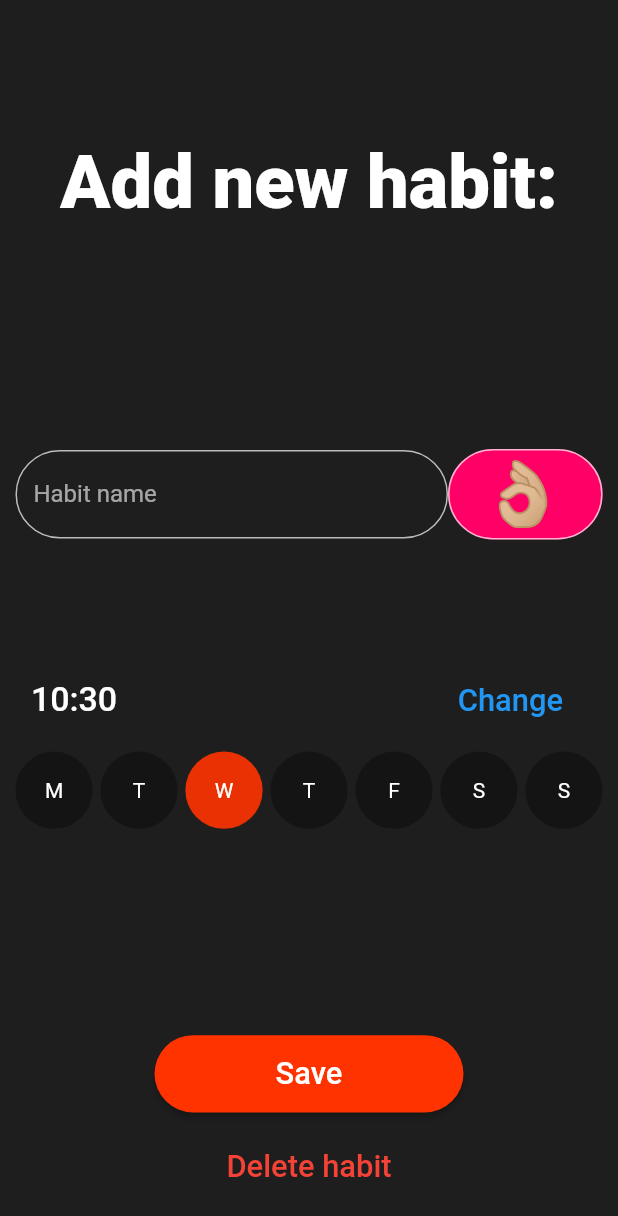
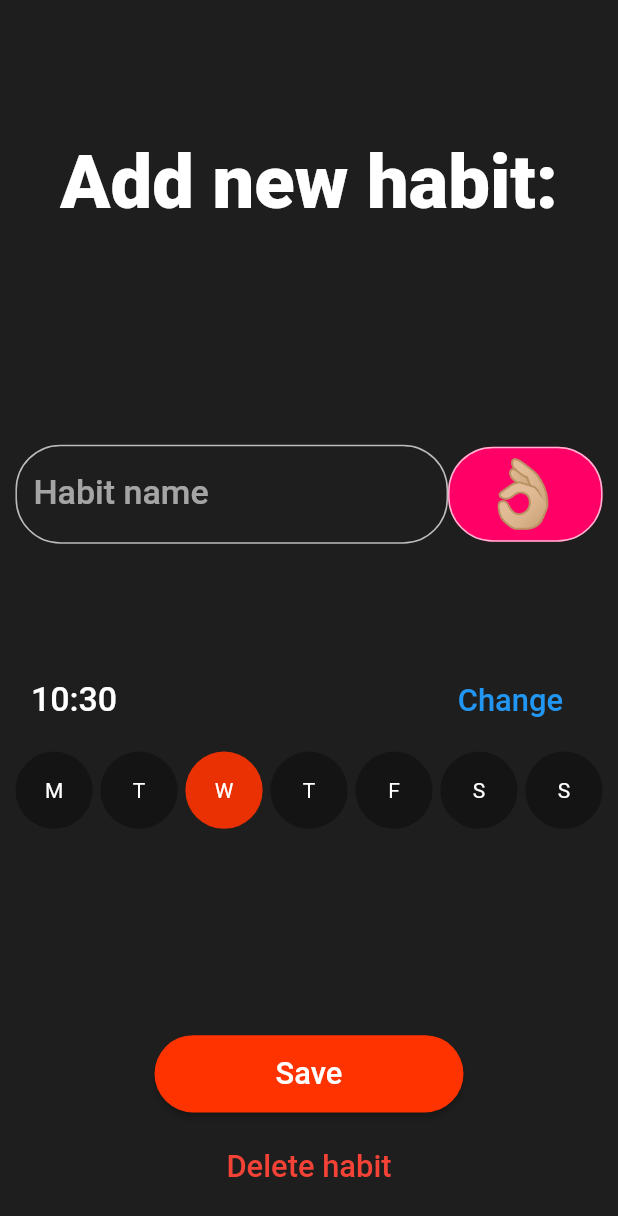
Before and after one commit to KarolBorecki/HabitsMaker, a Flutter app: the screen it shows after launch, after a tap on "+ New Habit", on a phone screen of 412 x 824 dp. Shown: the top 1216 px of the screen. Run offline on Flutter 3.47's test engine with Material 2 defaults, Android fonts, the phone set to English and light mode, and no system bars; our stand-ins replace flutter_datetime_picker, flutter_slidable; Roboto replaces fonts that are missing (MainFont, Mainfont).

Commit message:
Changed newHabit page look

```diff
--- a/lib/app/NewHabit.dart
+++ b/lib/app/NewHabit.dart
@@ -69,6 +69,10 @@ class _NewHabitState extends State<NewHabit> {
                           child: TextFormField(
                             decoration:
                                 InputDecoration(labelText: "Habit name"),
+                            style: Theme
+                                .of(context)
+                                .textTheme
+                                .body2,
                             initialValue: this.name,
                             onSaved: (String val) => this.name = val,
                           ),
@@ -78,7 +82,7 @@ class _NewHabitState extends State<NewHabit> {
                           child: TextFormField(
                             initialValue: this.icon,
                             textAlign: TextAlign.center,
-                            style: TextStyle(fontSize: minMargin * 20),
+                            style: TextStyle(fontSize: minMargin * 21),
                             onSaved: (String val) => this.icon = val,
                             decoration: InputDecoration(
                               contentPadding:
@@ -93,7 +97,7 @@ class _NewHabitState extends State<NewHabit> {
                       ],
                     ),
                   ),
-                  TimePicker(minMargin, time, (time) {
+                  TimePicker(time, (time) {
                     this.time = time;
                   }),
                   //TODO JESUS WTF IS THIS?!
@@ -245,30 +249,28 @@ class _CheckBoxState extends State<CheckBox> {
 }
 
 class TimePicker extends StatefulWidget {
-  var _minMargin;
   var time;
 
   Function(DateTime time) onTimeChange;
 
-  TimePicker(this._minMargin, this.time, this.onTimeChange);
+  TimePicker(this.time, this.onTimeChange);
 
   @override
   _TimePickerState createState() =>
-      _TimePickerState(_minMargin, time, onTimeChange);
+      _TimePickerState(time, onTimeChange);
 }
 
 class _TimePickerState extends State<TimePicker> {
-  var _minMargin;
   var time;
 
   Function(DateTime time) onTimeChange;
 
-  _TimePickerState(this._minMargin, this.time, this.onTimeChange);
+  _TimePickerState(this.time, this.onTimeChange);
 
   @override
   Widget build(BuildContext context) {
     return Container(
-      margin: EdgeInsets.all(_minMargin * 5),
+      margin: EdgeInsets.all(minMargin * 5),
       child: Row(
         mainAxisAlignment: MainAxisAlignment.spaceBetween,
         children: <Widget>[
```
